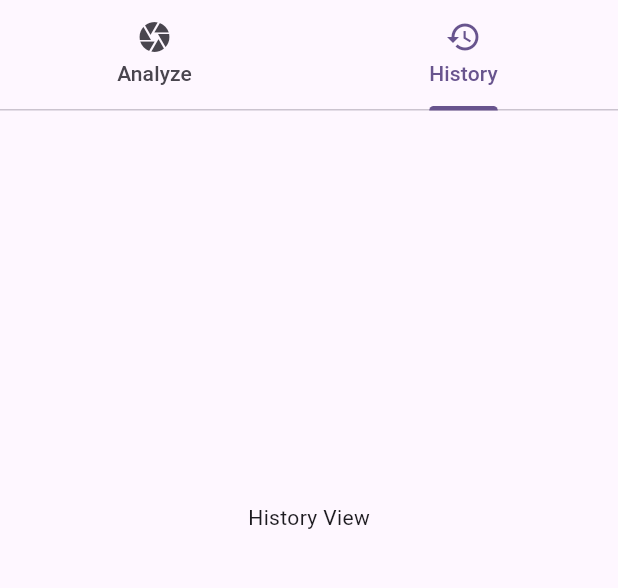
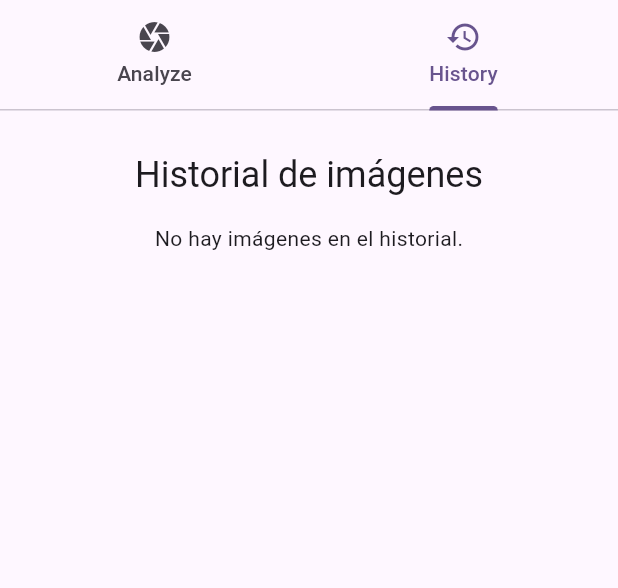
Before and after one commit to MiguelHG2351/vision_parse, a Flutter app: the screen it shows after launch, tab 2 chosen, on a phone screen of 412 x 824 dp, the part 101-689 px from its top. Run offline on Flutter 3.47's test engine with Material 3 defaults, Android fonts, the light colour scheme and no system bars; our stand-ins replace flutter_svg, image_cropper, image_picker, share_plus; missing offline and left inert: google_mlkit_text_recognition.

Commit message:
feat: added history tab with the images saved in the file system

```diff
--- a/lib/database/history.dart
+++ b/lib/database/history.dart
@@ -1,27 +1,27 @@
-import 'package:isar/isar.dart';
+// import 'package:isar/isar.dart';
 
-part 'history.g.dart';
+// part 'history.g.dart';
 
-@Collection()
-class History {
-  Id id = Isar.autoIncrement;
+// @Collection()
+// class History {
+//   Id id = Isar.autoIncrement;
 
-  @Index(unique: true, replace: true)
-  late String url;
+//   @Index(unique: true, replace: true)
+//   late String url;
 
-  @Index()
-  late String rawText;
+//   @Index()
+//   late String rawText;
 
-  late DateTime timestamp;
+//   late DateTime timestamp;
 
-  History();
+//   History();
 
-  History.fromUrl(this.url) {
-    timestamp = DateTime.now();
-  }
+//   History.fromUrl(this.url) {
+//     timestamp = DateTime.now();
+//   }
 
-  @override
-  String toString() {
-    return 'History{id: $id, url: $url, timestamp: $timestamp}';
-  }
-}
+//   @override
+//   String toString() {
+//     return 'History{id: $id, url: $url, timestamp: $timestamp}';
+//   }
+// }
--- a/lib/pages/extract_page.dart
+++ b/lib/pages/extract_page.dart
@@ -7,7 +7,8 @@ import 'package:vision_parse/utils/storage_helper.dart';
 class ExtractPage extends StatefulWidget {
   final String imagePath;
   final String extractedText;
-  const ExtractPage({super.key, required this.imagePath, required this.extractedText});
+  final bool showSaveButton;
+  const ExtractPage({super.key, required this.imagePath, required this.extractedText, this.showSaveButton = true});
 
   @override
   State<ExtractPage> createState() => _ExtractPageState();
@@ -41,6 +42,7 @@ class _ExtractPageState extends State<ExtractPage> with SingleTickerProviderStat
       appBar: AppBar(
         title: const Text('Analyzed Image'),
         actions: [
+          if (widget.showSaveButton)
           TextButton.icon(
             style: TextButton.styleFrom(
               foregroundColor: isSaved ? Colors.green : Colors.black,
--- a/lib/pages/home_page.dart
+++ b/lib/pages/home_page.dart
@@ -1,4 +1,5 @@
 import 'package:flutter/material.dart';
+import 'package:vision_parse/widgets/history_tab.dart';
 import 'package:vision_parse/widgets/sliver_appbar.dart';
 import 'package:vision_parse/widgets/analyze_tab.dart';
 
@@ -26,7 +27,7 @@ class HomePage extends StatelessWidget {
             ];
           },
           body: TabBarView(
-            children: [AnalyzeTab(), Center(child: Text('History View'))],
+            children: [AnalyzeTab(), HistoryTab()],
           ),
         ),
       ),
--- a/lib/widgets/analyze_tab.dart
+++ b/lib/widgets/analyze_tab.dart
@@ -86,7 +86,10 @@ class _AnalyzeTabState extends State<AnalyzeTab> {
                           Navigator.push(
                             context,
                             MaterialPageRoute(
-                              builder: (context) => FullscreenImageScreen(imageUrl: _selectedImage!.path),
+                              builder: (context) => FullscreenImageScreen(
+                                imageUrl: _selectedImage!.path,
+                                tag: 'imageHero',
+                              ),
                             ),
                           );
                         },
--- /dev/null
+++ b/lib/widgets/history_tab.dart
@@ -0,0 +1,119 @@
+import 'dart:io';
+
+import 'package:flutter/material.dart';
+import 'package:google_mlkit_text_recognition/google_mlkit_text_recognition.dart';
+import 'package:vision_parse/pages/extract_page.dart';
+import 'package:vision_parse/utils/storage_helper.dart';
+import 'package:vision_parse/widgets/full_screen_image_screen.dart';
+import 'package:vision_parse/widgets/image_detail_page.dart';
+
+class HistoryTab extends StatefulWidget {
+  const HistoryTab({super.key});
+
+  @override
+  State<HistoryTab> createState() => _HistoryTabState();
+}
+
+class _HistoryTabState extends State<HistoryTab> {
+  final List<FileSystemEntity> _historyFiles = [];
+
+  @override
+  void initState() {
+    StorageHelper.loadHistoryFiles()
+    .then((value) {
+      print('Historial de imágenes cargado: $value');
+      setState(() {
+        _historyFiles.addAll(value);
+      });
+    });
+    super.initState();
+  }
+
+  Future<String> _processImage(String path) async {
+    final inputImage = InputImage.fromFilePath(path);
+    final textRecognizer = TextRecognizer();
+    final RecognizedText recognizedText = await textRecognizer.processImage(inputImage);
+
+    String extractedText = recognizedText.text;
+    // setState(() {
+    //   _extractedText = extractedText;
+    //   _ocrController.text = extractedText;
+    // });
+    textRecognizer.close();
+    return extractedText;
+  }
+
+  @override
+  Widget build(BuildContext context) {
+    return CustomScrollView(
+      physics: const ClampingScrollPhysics(),
+      slivers: [
+        SliverOverlapInjector(
+          handle: NestedScrollView.sliverOverlapAbsorberHandleFor(context),
+        ),
+        SliverPadding(
+          padding: const EdgeInsets.all(8.0),
+          sliver: SliverToBoxAdapter(
+            child: Column(
+              children: [
+                Text(
+                  'Historial de imágenes',
+                  style: Theme.of(context).textTheme.headlineSmall,
+                ),
+                const SizedBox(height: 16),
+                if (_historyFiles.isEmpty)
+                  const Text('No hay imágenes en el historial.')
+                else
+                  GridView.builder(
+                    shrinkWrap: true,
+                    physics: const NeverScrollableScrollPhysics(),
+                    gridDelegate: const SliverGridDelegateWithFixedCrossAxisCount(
+                      crossAxisCount: 2,
+                      crossAxisSpacing: 8,
+                      mainAxisSpacing: 8,
+                    ),
+                    itemCount: _historyFiles.length,
+                    itemBuilder: (context, index) {
+                      final file = _historyFiles[index];
+                      if (file is! File) return const SizedBox.shrink();
+                      return GestureDetector(
+                        onTap: () async {
+                          final result = await Navigator.push(
+                            context,
+                            MaterialPageRoute(
+                              builder: (context) => ImageDetailPage(
+                                images: [file.path],
+                                currentIndex: 0,
+                              ),
+                            ),
+                          );
+
+
+                          if (!mounted && !result['scan_again']) return;
+                          final extractedText = await _processImage(file.path);
+                          Navigator.push(
+                            context,
+                            MaterialPageRoute(
+                              builder: (context) => ExtractPage(
+                                imagePath: file.path,
+                                extractedText: extractedText,
+                                showSaveButton: false,
+                              ),
+                            ),
+                          );
+                        },
+                        child: Image.file(
+                          file,
+                          fit: BoxFit.cover,
+                        ),
+                      );
+                    },
+                  ),
+              ],
+            ),
+          ),
+        ),
+      ],
+    );
+  }
+}
```
Also changed, not shown: lib/utils/debouncer.dart (added, +25 -0 lines), lib/utils/storage_helper.dart (+10 -1 lines), lib/widgets/full_screen_image_screen.dart (+7 -2 lines), lib/widgets/image_detail_page.dart (added, +142 -0 lines), pubspec.yaml (+6 -12 lines), pubspec.lock, 5 other files.
